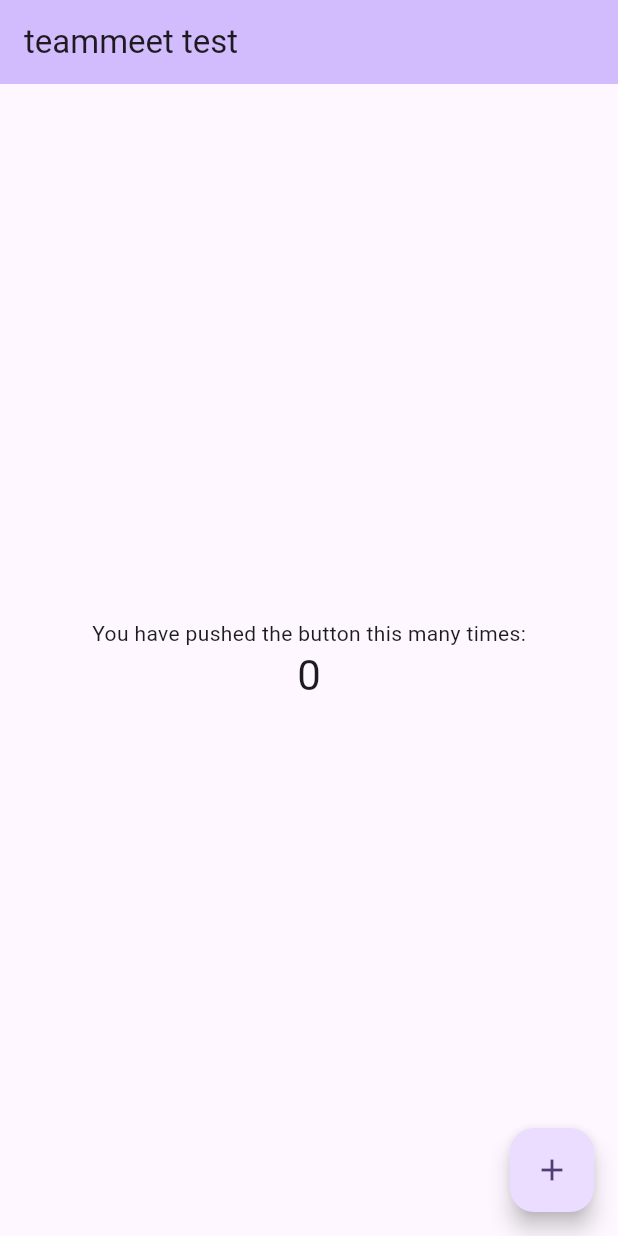
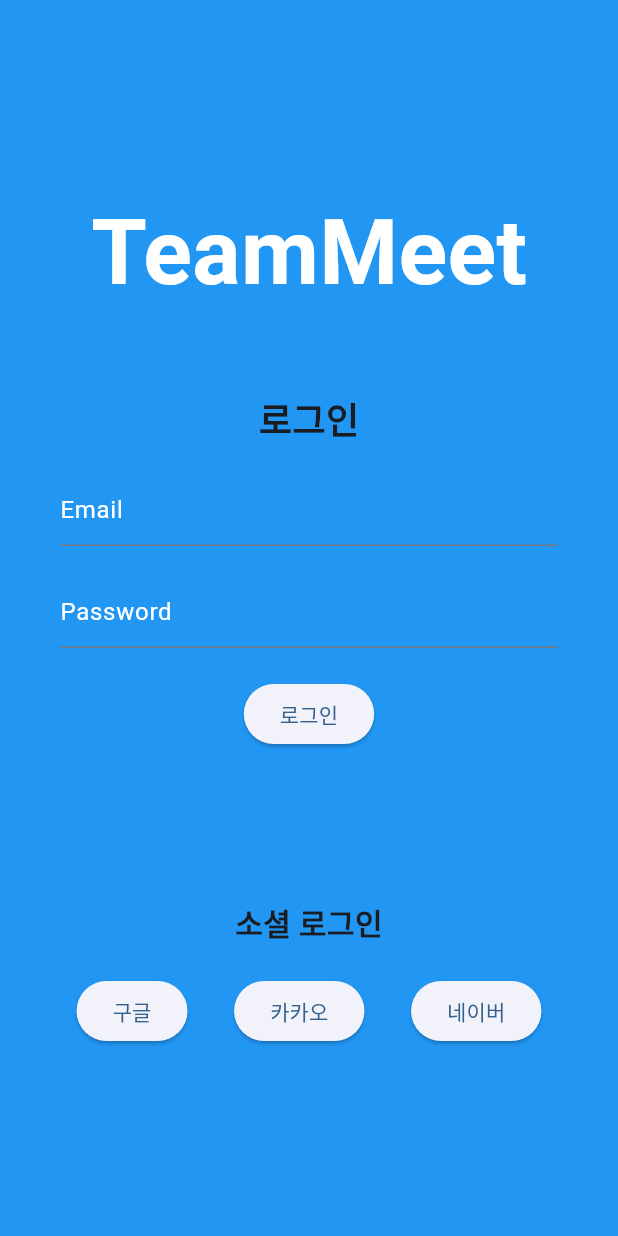
Before and after one commit to Luna0214/teammeet, a Flutter app: the screen it shows after launch, on a phone screen of 412 x 824 dp. Run offline on Flutter 3.47's test engine with Material 3 defaults, Android fonts, the phone set to English and light mode, and no system bars; our stand-ins replace firebase_core; accounts and stored records are empty; generated files the repository leaves out were written again.

Commit message:
login page added with its simple structure

```diff
--- /dev/null
+++ b/lib/features/auth/login_page.dart
@@ -0,0 +1,81 @@
+import 'package:flutter/material.dart';
+
+class LoginPage extends StatefulWidget {
+  const LoginPage({super.key});
+
+  @override
+  State<LoginPage> createState() => _LoginPageState();
+}
+
+class _LoginPageState extends State<LoginPage> {
+
+
+    Widget _bodyWidget() {
+      return Padding(
+        padding: const EdgeInsets.all(20.0),
+        child: Column(
+          mainAxisAlignment: MainAxisAlignment.center,
+          children: [
+            Text('TeamMeet', style: TextStyle(fontSize: 60, fontWeight: FontWeight.bold, color: Colors.white),),
+            SizedBox(height: 50,),
+            Text('로그인', style: TextStyle(fontSize: 24, fontWeight: FontWeight.bold),),
+            SizedBox(height: 20,),
+            Padding(
+              padding: const EdgeInsets.symmetric(horizontal: 20.0),
+              child: Column(
+                children: [
+                  TextField(
+                decoration: InputDecoration(
+                  hintText: 'Email',
+                  hintStyle: TextStyle(color: Colors.white),
+                ),
+              ),
+              SizedBox(height: 20,),
+              TextField(
+                decoration: InputDecoration(
+                  hintText: 'Password',
+                  hintStyle: TextStyle(color: Colors.white),
+                ),
+              ),
+                ],
+              ),
+            ),
+
+            SizedBox(height: 20,),
+            ElevatedButton(
+              onPressed: () {},
+              child: Text('로그인'),
+            ),
+            SizedBox(height: 100),
+            Text('소셜 로그인', style: TextStyle(fontSize: 20, fontWeight: FontWeight.bold),),
+            SizedBox(height: 20,),
+            Row(
+              mainAxisAlignment: MainAxisAlignment.spaceEvenly,
+              children: [
+                ElevatedButton(
+                  onPressed: () {},
+                  child: Text('구글'),
+                ),
+                ElevatedButton(
+                  onPressed: () {},
+                  child: Text('카카오'),
+                ),
+                ElevatedButton(
+                  onPressed: () {},
+                  child: Text('네이버'),
+                ),
+              ],
+            ),
+          ],
+        ),
+      );
+    }
+
+  @override
+  Widget build(BuildContext context) {
+    return Scaffold(
+        backgroundColor: Colors.blue,
+      body: _bodyWidget(),
+    );
+  }
+}
--- a/lib/main.dart
+++ b/lib/main.dart
@@ -1,5 +1,6 @@
 import 'package:flutter/material.dart';
 import 'package:firebase_core/firebase_core.dart';
+import 'package:teammeet/features/auth/login_page.dart';
 import 'firebase_options.dart';
 
 void main() async {
@@ -17,112 +18,12 @@ class MyApp extends StatelessWidget {
   @override
   Widget build(BuildContext context) {
     return MaterialApp(
+      debugShowCheckedModeBanner: false,
       title: 'teammeet',
       theme: ThemeData(
-        // This is the theme of your application.
-        //
-        // TRY THIS: Try running your application with "flutter run". You'll see
-        // the application has a purple toolbar. Then, without quitting the app,
-        // try changing the seedColor in the colorScheme below to Colors.green
-        // and then invoke "hot reload" (save your changes or press the "hot
-        // reload" button in a Flutter-supported IDE, or press "r" if you used
-        // the command line to start the app).
-        //
-        // Notice that the counter didn't reset back to zero; the application
-        // state is not lost during the reload. To reset the state, use hot
-        // restart instead.
-        //
-        // This works for code too, not just values: Most code changes can be
-        // tested with just a hot reload.
-        colorScheme: ColorScheme.fromSeed(seedColor: Colors.deepPurple),
+        colorScheme: ColorScheme.fromSeed(seedColor: Colors.blue),
       ),
-      home: const MyHomePage(title: 'teammeet test'),
+      home: const LoginPage(),
     );
   }
 }
-
-class MyHomePage extends StatefulWidget {
-  const MyHomePage({super.key, required this.title});
-
-  // This widget is the home page of your application. It is stateful, meaning
-  // that it has a State object (defined below) that contains fields that affect
-  // how it looks.
-
-  // This class is the configuration for the state. It holds the values (in this
-  // case the title) provided by the parent (in this case the App widget) and
-  // used by the build method of the State. Fields in a Widget subclass are
-  // always marked "final".
-
-  final String title;
-
-  @override
-  State<MyHomePage> createState() => _MyHomePageState();
-}
-
-class _MyHomePageState extends State<MyHomePage> {
-  int _counter = 0;
-
-  void _incrementCounter() {
-    setState(() {
-      // This call to setState tells the Flutter framework that something has
-      // changed in this State, which causes it to rerun the build method below
-      // so that the display can reflect the updated values. If we changed
-      // _counter without calling setState(), then the build method would not be
-      // called again, and so nothing would appear to happen.
-      _counter++;
-    });
-  }
-
-  @override
-  Widget build(BuildContext context) {
-    // This method is rerun every time setState is called, for instance as done
-    // by the _incrementCounter method above.
-    //
-    // The Flutter framework has been optimized to make rerunning build methods
-    // fast, so that you can just rebuild anything that needs updating rather
-    // than having to individually change instances of widgets.
-    return Scaffold(
-      appBar: AppBar(
-        // TRY THIS: Try changing the color here to a specific color (to
-        // Colors.amber, perhaps?) and trigger a hot reload to see the AppBar
-        // change color while the other colors stay the same.
-        backgroundColor: Theme.of(context).colorScheme.inversePrimary,
-        // Here we take the value from the MyHomePage object that was created by
-        // the App.build method, and use it to set our appbar title.
-        title: Text(widget.title),
-      ),
-      body: Center(
-        // Center is a layout widget. It takes a single child and positions it
-        // in the middle of the parent.
-        child: Column(
-          // Column is also a layout widget. It takes a list of children and
-          // arranges them vertically. By default, it sizes itself to fit its
-          // children horizontally, and tries to be as tall as its parent.
-          //
-          // Column has various properties to control how it sizes itself and
-          // how it positions its children. Here we use mainAxisAlignment to
-          // center the children vertically; the main axis here is the vertical
-          // axis because Columns are vertical (the cross axis would be
-          // horizontal).
-          //
-          // TRY THIS: Invoke "debug painting" (choose the "Toggle Debug Paint"
-          // action in the IDE, or press "p" in the console), to see the
-          // wireframe for each widget.
-          mainAxisAlignment: MainAxisAlignment.center,
-          children: <Widget>[
-            const Text('You have pushed the button this many times:'),
-            Text(
-              '$_counter',
-              style: Theme.of(context).textTheme.headlineMedium,
-            ),
-          ],
-        ),
-      ),
-      floatingActionButton: FloatingActionButton(
-        onPressed: _incrementCounter,
-        tooltip: 'Increment',
-        child: const Icon(Icons.add),
-      ), // This trailing comma makes auto-formatting nicer for build methods.
-    );
-  }
-}
```
